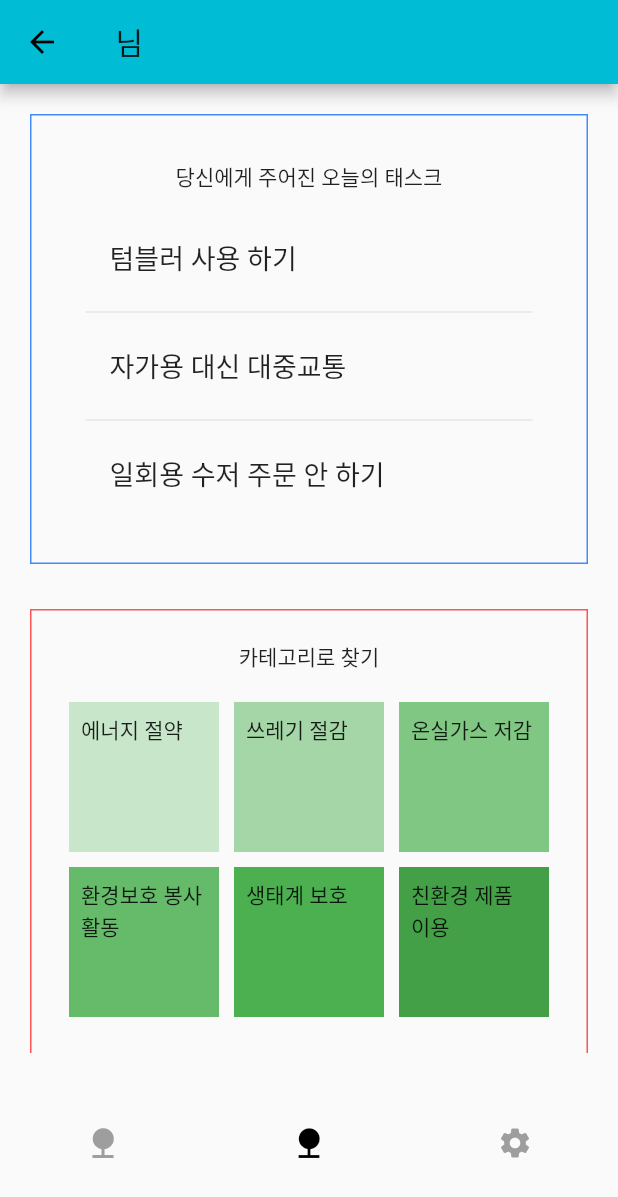
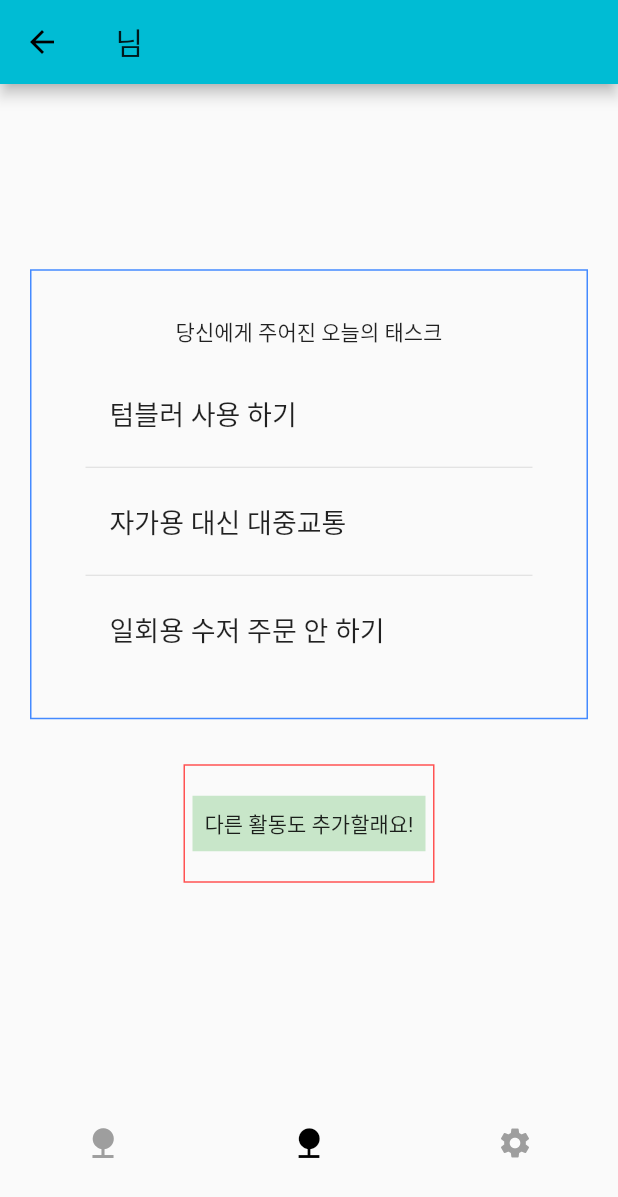
Before and after one commit to nkwook/Tickley, a Flutter app: the BottomNavigator screen opened directly with empty values, on a phone screen of 412 x 824 dp. Shown: the top 1197 px of the screen. Run offline on Flutter 3.47's test engine with Material 2 defaults, Android fonts, the phone set to English and light mode, and no system bars.

Commit message:
- classified source codes by directories - basic design of taskwidget - made task selection page - tested api

```diff
--- a/lib/src/bottomNavigator.dart
+++ b/lib/src/bottomNavigator.dart
@@ -1,9 +1,9 @@
 import 'package:flutter/material.dart';
-import 'home.dart';
-import 'today.dart';
+import 'pages/home.dart';
+import 'pages/today.dart';
 
 class BottomNavigator extends StatelessWidget {
-  const BottomNavigator({Key? key, required this.name}) : super(key: key);
+  const BottomNavigator({Key? key, this.name}) : super(key: key);
   // TabsState createState() => TabsState();
   final name;
 
--- /dev/null
+++ b/lib/src/pages/today.dart
@@ -0,0 +1,97 @@
+import 'package:flutter/material.dart';
+import 'package:tickley/src/todayCategoryModal.dart';
+import 'taskSelect.dart';
+
+class Today extends StatefulWidget {
+  @override
+  TodayState createState() => TodayState();
+}
+
+class TodayState extends State<Today> {
+  final _biggerFont = const TextStyle(fontSize: 18.0);
+  final _todayTasks = ['텀블러 사용 하기', '자가용 대신 대중교통', '일회용 수저 주문 안 하기'];
+
+  @override
+  Widget build(BuildContext context) {
+    return Scaffold(
+      body: _today(),
+    );
+  }
+
+  Widget _today() {
+    return Center(
+        child: SingleChildScrollView(
+            child: Column(
+      children: <Widget>[
+        _todayTask(),
+        // Text('srs'),
+        _categoryTask()
+        // Text('rr')
+      ],
+    )));
+  }
+
+  Widget _todayTask() {
+    return Container(
+      margin: EdgeInsets.symmetric(vertical: 20, horizontal: 20),
+      padding: EdgeInsets.symmetric(vertical: 30, horizontal: 20),
+      // color: Colors.white,
+      decoration: BoxDecoration(border: Border.all(color: Colors.blueAccent)),
+      height: 300.0,
+      child: Column(
+        children: [
+          Text('당신에게 주어진 오늘의 태스크'),
+          // _todayTakeList(),
+          Expanded(
+              child: ListView.separated(
+                  itemCount: _todayTasks.length,
+                  padding: const EdgeInsets.all(16),
+                  itemBuilder: (context, i) {
+                    return _buildRow(_todayTasks[i]);
+                  },
+                  separatorBuilder: (context, i) {
+                    return const Divider();
+                  }))
+        ],
+      ),
+    );
+  }
+
+  Widget _buildRow(String task) {
+    return ListTile(
+      title: Text(
+        task,
+        style: _biggerFont,
+      ),
+    );
+  }
+
+  Widget _categoryTask() {
+    const temp = '에너지 절약';
+    return (Container(
+        margin: EdgeInsets.symmetric(vertical: 10, horizontal: 20),
+        padding: EdgeInsets.symmetric(vertical: 20, horizontal: 5),
+        // color: Colors.red,
+        decoration: BoxDecoration(border: Border.all(color: Colors.redAccent)),
+        // height: 400.0,
+        child: Column(children: [
+          Material(
+            color: Colors.green[100],
+            child: InkWell(
+                onTap: () {
+                  Navigator.push(context,
+                      MaterialPageRoute(builder: (context) => TaskSelect()));
+                  // showModalBottomSheet(
+                  //     context: context,
+                  //     builder: (BuildContext context) {
+                  //       return TaskSelect();
+                  //     });
+                },
+                child: Container(
+                  padding: const EdgeInsets.all(8),
+                  child: const Text('다른 활동도 추가할래요!'),
+                )),
+          ),
+        ])));
+  }
+}
--- a/lib/src/today.dart
+++ /dev/null
@@ -1,136 +0,0 @@
-import 'package:flutter/material.dart';
-import 'package:tickley/src/todayCategoryModal.dart';
-
-class Today extends StatefulWidget {
-  @override
-  TodayState createState() => TodayState();
-}
-
-class TodayState extends State<Today> {
-  final _biggerFont = const TextStyle(fontSize: 18.0);
-  final _todayTasks = ['텀블러 사용 하기', '자가용 대신 대중교통', '일회용 수저 주문 안 하기'];
-
-  @override
-  Widget build(BuildContext context) {
-    return Scaffold(
-      body: _today(),
-    );
-  }
-
-  Widget _today() {
-    return Center(
-        child: SingleChildScrollView(
-            child: Column(
-      children: <Widget>[
-        _todayTask(),
-        // Text('srs'),
-        _categoryTask()
-        // Text('rr')
-      ],
-    )));
-  }
-
-  Widget _todayTask() {
-    return Container(
-      margin: EdgeInsets.symmetric(vertical: 20, horizontal: 20),
-      padding: EdgeInsets.symmetric(vertical: 30, horizontal: 20),
-      // color: Colors.white,
-      decoration: BoxDecoration(border: Border.all(color: Colors.blueAccent)),
-      height: 300.0,
-      child: Column(
-        children: [
-          Text('당신에게 주어진 오늘의 태스크'),
-          // _todayTakeList(),
-          Expanded(
-              child: ListView.separated(
-                  itemCount: _todayTasks.length,
-                  padding: const EdgeInsets.all(16),
-                  itemBuilder: (context, i) {
-                    return _buildRow(_todayTasks[i]);
-                  },
-                  separatorBuilder: (context, i) {
-                    return const Divider();
-                  }))
-        ],
-      ),
-    );
-  }
-
-  Widget _buildRow(String task) {
-    return ListTile(
-      title: Text(
-        task,
-        style: _biggerFont,
-      ),
-    );
-  }
-
-  Widget _categoryTask() {
-    const temp = '에너지 절약';
-    return (Container(
-        margin: EdgeInsets.symmetric(vertical: 10, horizontal: 20),
-        padding: EdgeInsets.symmetric(vertical: 20, horizontal: 5),
-        // color: Colors.red,
-        decoration: BoxDecoration(border: Border.all(color: Colors.redAccent)),
-        height: 400.0,
-        child: Column(children: [
-          Text('카테고리로 찾기'),
-          Expanded(
-              child: CustomScrollView(
-            primary: false,
-            slivers: <Widget>[
-              SliverPadding(
-                padding: const EdgeInsets.all(20),
-                sliver: SliverGrid.count(
-                  crossAxisSpacing: 10,
-                  mainAxisSpacing: 10,
-                  crossAxisCount: 3,
-                  children: <Widget>[
-                    Material(
-                      color: Colors.green[100],
-                      child: InkWell(
-                          onTap: () {
-                            showModalBottomSheet(
-                                context: context,
-                                builder: (BuildContext context) {
-                                  return TodayCategoryModal(temp: temp);
-                                });
-                          },
-                          child: Container(
-                            padding: const EdgeInsets.all(8),
-                            child: const Text('에너지 절약'),
-                          )),
-                    ),
-                    Container(
-                      padding: const EdgeInsets.all(8),
-                      child: const Text('쓰레기 절감'),
-                      color: Colors.green[200],
-                    ),
-                    Container(
-                      padding: const EdgeInsets.all(8),
-                      child: const Text('온실가스 저감'),
-                      color: Colors.green[300],
-                    ),
-                    Container(
-                      padding: const EdgeInsets.all(8),
-                      child: const Text('환경보호 봉사 활동'),
-                      color: Colors.green[400],
-                    ),
-                    Container(
-                      padding: const EdgeInsets.all(8),
-                      child: const Text('생태계 보호'),
-                      color: Colors.green[500],
-                    ),
-                    Container(
-                      padding: const EdgeInsets.all(8),
-                      child: const Text('친환경 제품 이용'),
-                      color: Colors.green[600],
-                    ),
-                  ],
-                ),
-              ),
-            ],
-          ))
-        ])));
-  }
-}
--- a/pubspec.yaml
+++ b/pubspec.yaml
@@ -29,6 +29,9 @@ environment:
 dependencies:
   flutter:
     sdk: flutter
+
+  http: ^0.13.3
+
 
   # The following adds the Cupertino Icons font to your application.
   # Use with the CupertinoIcons class for iOS style icons.
```
Also changed, not shown: lib/src/api/api.dart (added, +37 -0 lines), lib/src/model/task.dart (added, +29 -0 lines), lib/src/pages/taskSelect.dart (added, +66 -0 lines), lib/src/temp.dart (added, +57 -0 lines), lib/src/widgets/taskWidget.dart (added, +37 -0 lines), flutter_02.png (added), lib/src/pages/home.dart (renamed from lib/src/home.dart), pubspec.lock.
